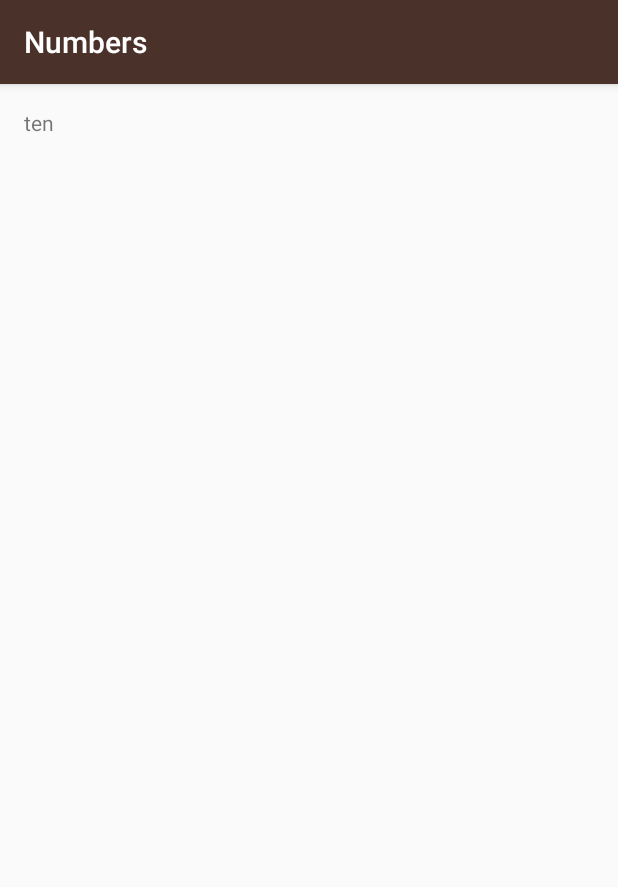
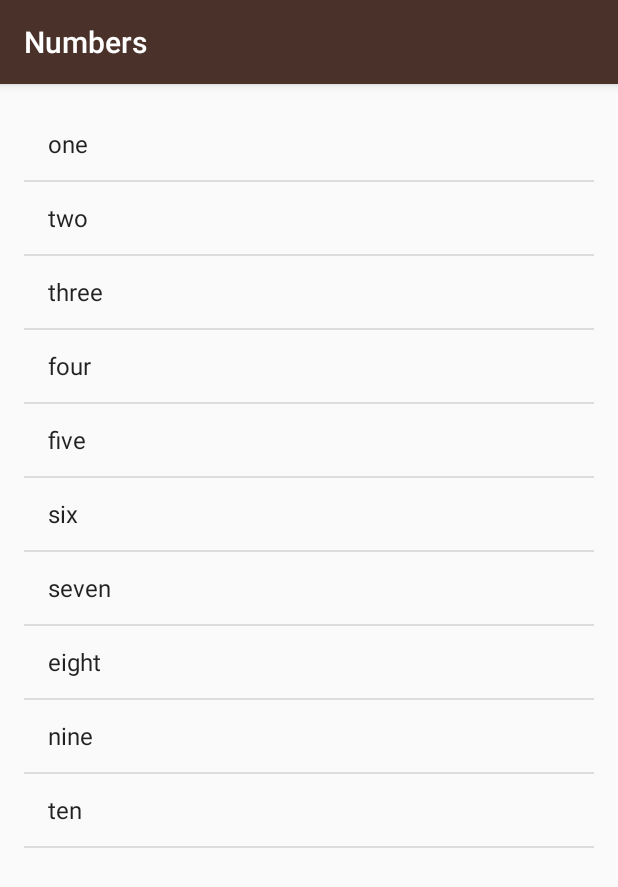
Before and after one commit to McKinnely/Miwok, an Android app: the NumbersActivity screen opened directly, with no data from a screen before it, on a phone screen of 412 x 824 dp. Shown: the top 887 px of the screen. Run offline under Robolectric (Android 15) with nearby library versions, the phone set to English and light mode, and no system bars.

Commit message:
Updated the NumbersActivity and activity_numbers.xml files to use a more efficient ArrayAdapter as it relates to memory usage.

```diff
--- a/app/src/main/java/com/example/android/miwok/NumbersActivity.java
+++ b/app/src/main/java/com/example/android/miwok/NumbersActivity.java
@@ -3,8 +3,8 @@
 import android.content.Context;
 import android.os.Bundle;
 import android.support.v7.app.AppCompatActivity;
-import android.widget.LinearLayout;
-import android.widget.TextView;
+import android.widget.ArrayAdapter;
+import android.widget.ListView;
 
 import java.util.ArrayList;
 
@@ -31,15 +31,14 @@
         wordsArray.add("nine");
         wordsArray.add("ten");
 
-        LinearLayout rootView = (LinearLayout)findViewById(R.id.rootView);
-        TextView wordView  = new TextView(this);
-        int num = 0;
-        while(num < wordsArray.size())
-        {
-            wordView.setText(wordsArray.get(num));
-            rootView.addView(wordView);
-            num++;
-        }
+
+        ArrayAdapter<String> itemsAdapter = new ArrayAdapter<String>(this, android.R.layout.simple_list_item_1, wordsArray);
+
+        ListView listView = (ListView) findViewById(R.id.list);
+
+        listView.setAdapter(itemsAdapter);
+
+
 
     }
 }
--- a/app/src/main/res/layout/activity_numbers.xml
+++ b/app/src/main/res/layout/activity_numbers.xml
@@ -1,14 +1,12 @@
 <?xml version="1.0" encoding="utf-8"?>
-<LinearLayout xmlns:android="http://schemas.android.com/apk/res/android"
+<ListView xmlns:android="http://schemas.android.com/apk/res/android"
     xmlns:tools="http://schemas.android.com/tools"
-    android:id="@+id/rootView"
+    android:id="@+id/list"
+    android:orientation="vertical"
     android:layout_width="match_parent"
     android:layout_height="match_parent"
     android:paddingBottom="@dimen/activity_vertical_margin"
     android:paddingLeft="@dimen/activity_horizontal_margin"
     android:paddingRight="@dimen/activity_horizontal_margin"
-    android:orientation="vertical"
     android:paddingTop="@dimen/activity_vertical_margin"
-    tools:context="com.example.android.miwok.NumbersActivity">
-
-</LinearLayout>
+    tools:context="com.example.android.miwok.NumbersActivity"/>
```
